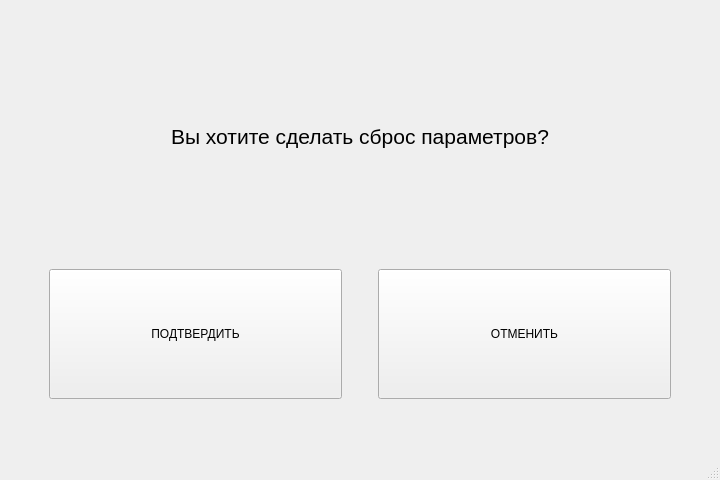
Qt form Filler_interface/Window_pop_up/UI_confirm.ui (TWOKRAI/Filler) before a commit.
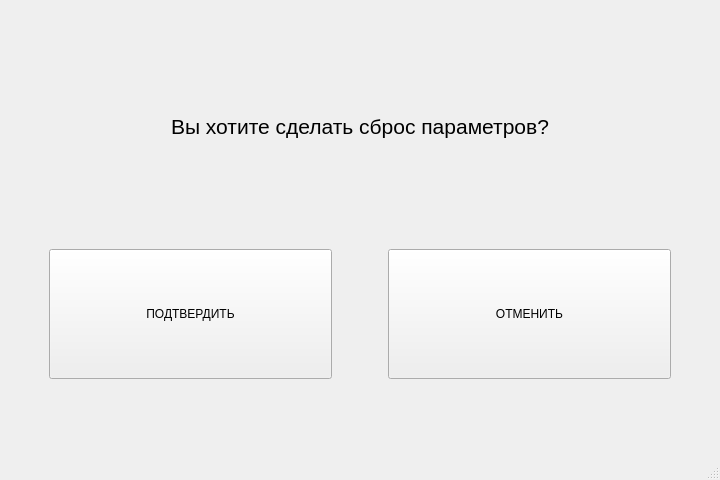
The same form after that commit.

```diff
--- a/Filler_interface/Window_pop_up/UI_confirm.ui
+++ b/Filler_interface/Window_pop_up/UI_confirm.ui
@@ -26,7 +26,7 @@
       <property name="sizeHint" stdset="0">
        <size>
         <width>20</width>
-        <height>76</height>
+        <height>85</height>
        </size>
       </property>
      </spacer>
@@ -50,7 +50,7 @@
        <widget class="QLabel" name="label_2">
         <property name="maximumSize">
          <size>
-          <width>620</width>
+          <width>650</width>
           <height>16777215</height>
          </size>
         </property>
@@ -88,7 +88,7 @@
        <enum>Qt::Vertical</enum>
       </property>
       <property name="sizeType">
-       <enum>QSizePolicy::MinimumExpanding</enum>
+       <enum>QSizePolicy::Expanding</enum>
       </property>
       <property name="sizeHint" stdset="0">
        <size>
@@ -141,7 +141,7 @@
           </property>
           <property name="sizeHint" stdset="0">
            <size>
-            <width>30</width>
+            <width>50</width>
             <height>20</height>
            </size>
           </property>
@@ -191,7 +191,7 @@
       <property name="sizeHint" stdset="0">
        <size>
         <width>20</width>
-        <height>50</height>
+        <height>70</height>
        </size>
       </property>
      </spacer>
```
